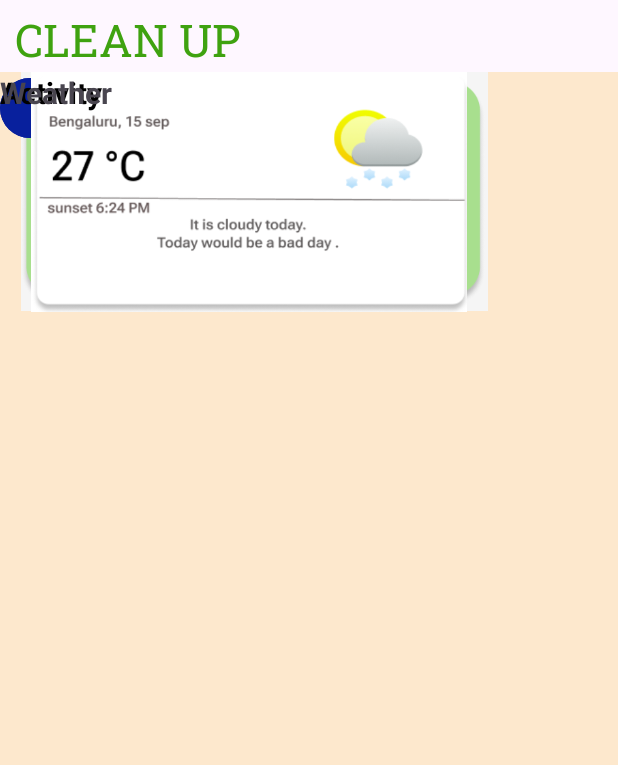
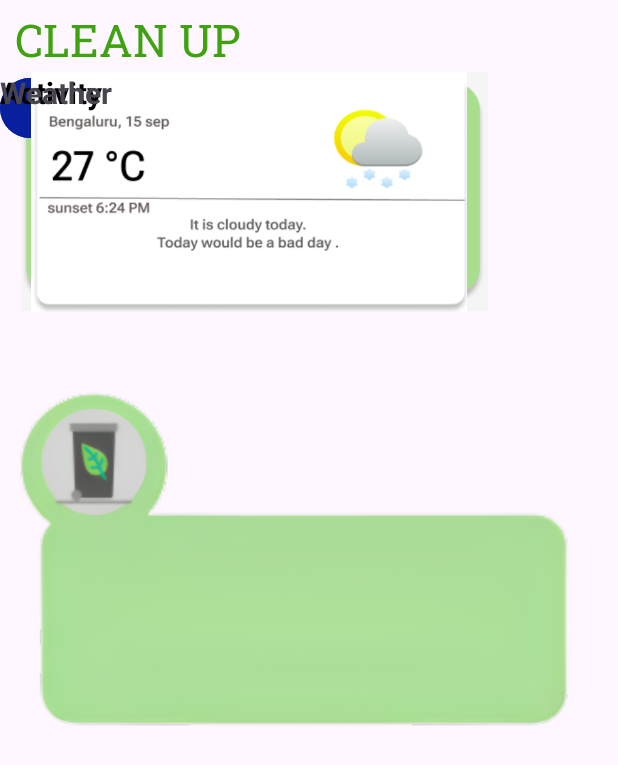
Before and after one commit to hydrakea/hackathoncodeone, an Android app: the homepage screen opened directly, with no data from a screen before it, on a phone screen of 412 x 824 dp. Shown: the top 765 px of the screen. Run offline under Robolectric (Android 15) with nearby library versions, the phone set to English and light mode, and no system bars; Roboto replaces fonts that are not available here.

Commit message:
homepage.ui2

```diff
--- a/app/src/main/java/com/example/hacktestappone/homepage.kt
+++ b/app/src/main/java/com/example/hacktestappone/homepage.kt
@@ -1,12 +1,15 @@
 package com.example.hacktestappone
+import android.animation.ObjectAnimator
 import com.example.hacktestappone.homepage
 import androidx.appcompat.app.AppCompatActivity
 import android.os.Bundle
+import android.widget.Button
 
 
 class homepage : AppCompatActivity() {
     override fun onCreate(savedInstanceState: Bundle?) {
         super.onCreate(savedInstanceState)
         setContentView(R.layout.activity_homepage)
+
     }
 }
--- a/app/src/main/res/drawable/color.xml
+++ b/app/src/main/res/drawable/color.xml
@@ -10,7 +10,7 @@
         <color android:name="silver">#EEEEEE</color>
         <color android:name="peach">FDE8CD</color>
         <color android:name="green">#A8DF8E</color>
-        <color android:name="blue">08209D</color>
+        <color android:name="blue">#08209D</color>
 
 
 
--- a/app/src/main/res/drawable/roundedshape.xml
+++ b/app/src/main/res/drawable/roundedshape.xml
@@ -1,5 +1,6 @@
 <?xml version="1.0" encoding="utf-8"?>
 
-    <shape xmlns:android="http://schemas.android.com/apk/res/android">
+    <shape xmlns:tools="http://schemas.android.com/tools"
+        xmlns:android="http://schemas.android.com/apk/res/android">
         <corners android:radius="18dp"></corners>
     </shape>
--- a/app/src/main/res/layout/activity_homepage.xml
+++ b/app/src/main/res/layout/activity_homepage.xml
@@ -17,13 +17,11 @@
         android:text="CLEAN UP"
         android:textAlignment="textStart"
         android:textColor="#3FA210"
-        android:textSize="30dp" />
+        android:textSize="30sp" />
 
     <androidx.constraintlayout.widget.ConstraintLayout
         android:layout_width="match_parent"
-        android:layout_height="match_parent"
-        android:background="#FDE8CD"
-        android:backgroundTint="#FDE8CD">
+        android:layout_height="match_parent">
 
         <ImageView
             android:id="@+id/imageView10"
@@ -51,7 +49,7 @@
             app:srcCompat="@drawable/weather"
             tools:ignore="MissingConstraints"
             tools:layout_editor_absoluteX="39dp"
-            tools:layout_editor_absoluteY="507dp" />
+            tools:layout_editor_absoluteY="496dp" />
 
         <TextView
             android:id="@+id/textView3"
@@ -63,7 +61,7 @@
             android:textStyle="bold"
             tools:ignore="MissingConstraints"
             tools:layout_editor_absoluteX="6dp"
-            tools:layout_editor_absoluteY="275dp" />
+            tools:layout_editor_absoluteY="284dp" />
 
         <TextView
             android:id="@+id/textView4"
@@ -76,6 +74,14 @@
             tools:layout_editor_absoluteX="6dp"
             tools:layout_editor_absoluteY="480dp" />
 
+        <ImageView
+            android:id="@+id/imageView6"
+            android:layout_width="wrap_content"
+            android:layout_height="wrap_content"
+            app:srcCompat="@drawable/widgets"
+            tools:layout_editor_absoluteX="-16dp"
+            tools:layout_editor_absoluteY="-188dp" />
+
     </androidx.constraintlayout.widget.ConstraintLayout>
 
 </LinearLayout>
```
Also changed, not shown: app/src/main/res/layout/activity_sign_in.xml (+19 -10 lines), app/src/main/res/drawable/truck.png (added), app/src/main/res/drawable/widgets.png (added).
